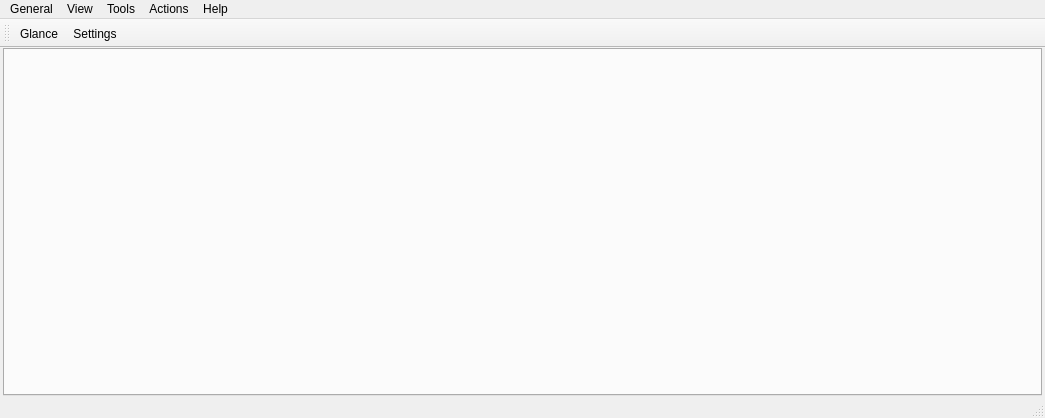
This is src/leechcraft.ui in 0xd34df00d/leechcraft as Qt 5 draws it before an edit. The edited form follows.
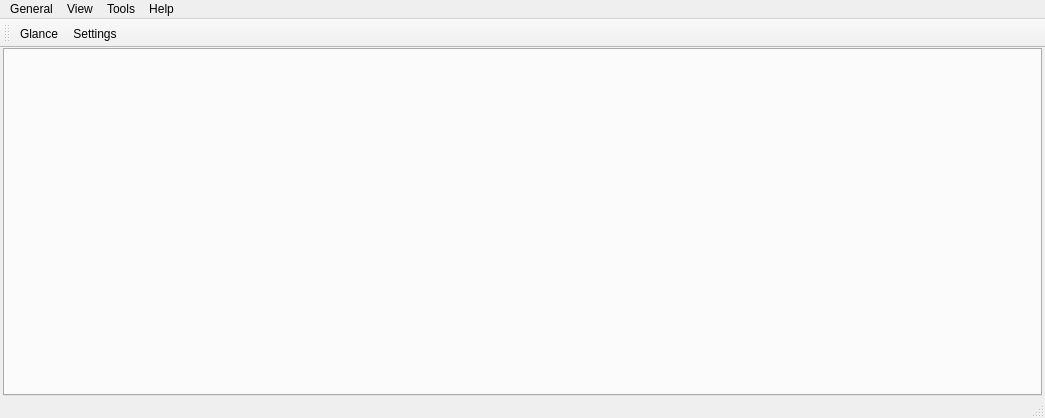
This is the edited form. Icons and pictures are not drawn. Custom widgets are drawn as their Qt base class.

Commit message: Core: moved Actions menu to Tools.

What changed in the file:
```diff
--- a/src/leechcraft.ui
+++ b/src/leechcraft.ui
@@ -109,15 +109,9 @@
     <addaction name="ActionShowStatusBar_"/>
     <addaction name="ActionFullscreenMode_"/>
    </widget>
-   <widget class="QMenu" name="MenuActions_">
-    <property name="title">
-     <string>Actions</string>
-    </property>
-   </widget>
    <addaction name="MenuGeneral_"/>
    <addaction name="MenuView_"/>
    <addaction name="MenuTools_"/>
-   <addaction name="MenuActions_"/>
    <addaction name="MenuHelp_"/>
   </widget>
   <action name="ActionAddTask_">
```
The commit also changes 1 other file.
